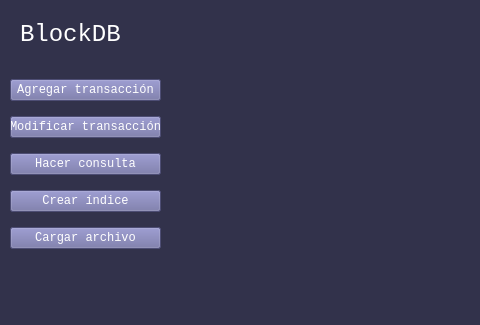
jjordanoc/blockchain-db, file mainwindow.ui: the form before one commit; both pictures show x 0 to 480 and y 0 to 325 of the 1280 by 720 pixel window.
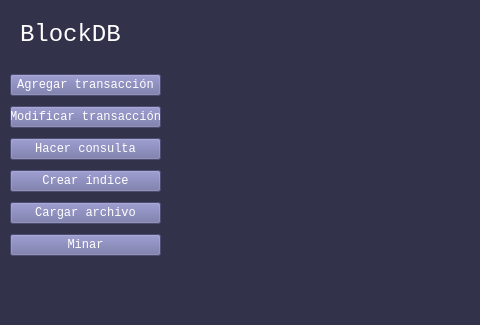
The form after the commit.

The edit to the form file:
```diff
--- a/mainwindow.ui
+++ b/mainwindow.ui
@@ -78,6 +78,16 @@
       </property>
      </widget>
     </item>
+    <item>
+     <widget class="QPushButton" name="mineButton">
+      <property name="styleSheet">
+       <string notr="true">background-color: rgb(108, 108, 162)</string>
+      </property>
+      <property name="text">
+       <string>Minar</string>
+      </property>
+     </widget>
+    </item>
    </layout>
   </widget>
   <widget class="QWidget" name="horizontalLayoutWidget_2">
```
